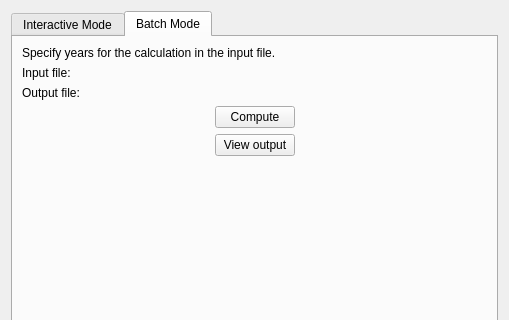
The window that kstars/tools/modcalcvizequinox.ui (KDE/kstars) describes before a commit, drawn with Qt 5; both pictures show x 0 to 509 and y 0 to 320 of the 509 by 520 pixel window.
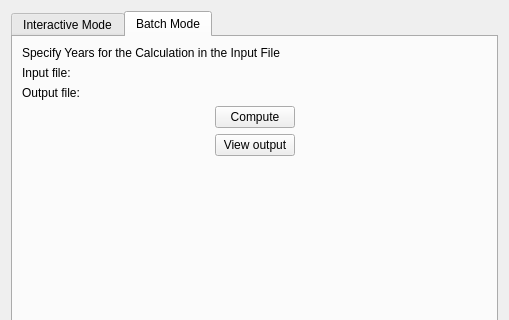
The same window after the commit. The open tabs and pages were chosen to show the change. Custom widgets are drawn as their Qt base class.

```diff
--- a/kstars/tools/modcalcvizequinox.ui
+++ b/kstars/tools/modcalcvizequinox.ui
@@ -261,7 +261,7 @@
        <item>
         <widget class="QLabel" name="HelpLabel">
          <property name="text">
-          <string>Specify years for the calculation in the input file.</string>
+          <string>Specify Years for the Calculation in the Input File</string>
          </property>
         </widget>
        </item>
```
